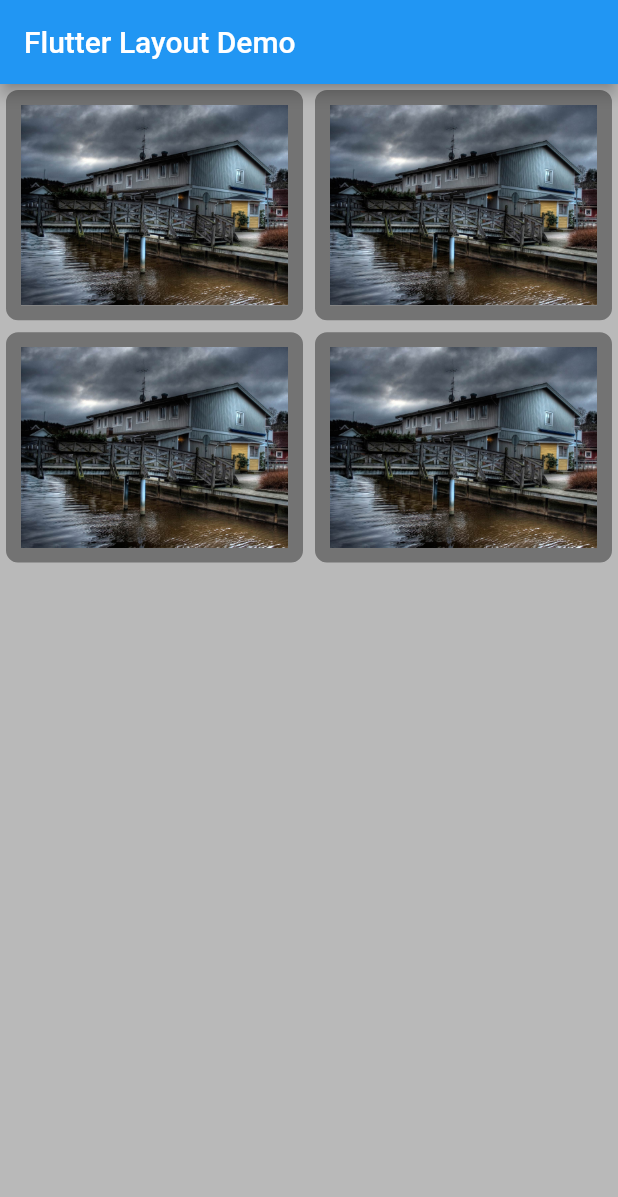
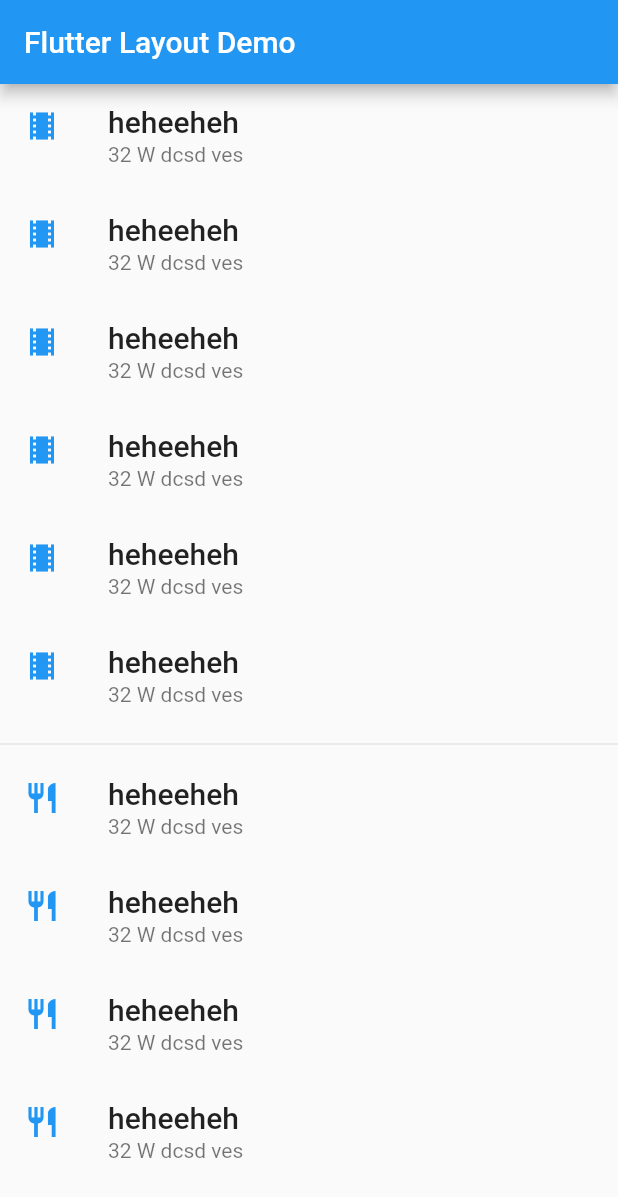
Before and after one commit to Nitinjiwnani/my_app, a Flutter app: the screen it shows after launch, on a phone screen of 412 x 824 dp. Shown: the top 1197 px of the screen. Run offline on Flutter 3.47's test engine with Material 2 defaults, Android fonts, the phone set to English and light mode, and no system bars.

Commit message:
List and grid view

```diff
--- a/lib/main.dart
+++ b/lib/main.dart
@@ -2,12 +2,14 @@ import 'package:flutter/material.dart';
 import 'package:flutter/rendering.dart' show debugPaintSizeEnabled;
 
 void main() {
-  debugPaintSizeEnabled = false; // Set to true for visual layout
+  debugPaintSizeEnabled = true; // Set to true for visual layout
   runApp(const MyApp());
 }
 
 class MyApp extends StatelessWidget {
   const MyApp({super.key});
+
+  static const showGrid = false;
 
   @override
   Widget build(BuildContext context) {
@@ -17,40 +19,52 @@ class MyApp extends StatelessWidget {
         appBar: AppBar(
           title: const Text('Flutter Layout Demo'),
         ),
-        body: Center(child: _buildImageColumn()),
+        body: Center(child: showGrid ? _buildGrid() : _buildList()),
       ),
     );
   }
 
-  Widget _buildImageColumn() {
-    return Container(
-      decoration: const BoxDecoration(
-        color: Colors.black26,
-      ),
-      child: Column(
-        children: [
-          _buildImageRow(1),
-          _buildImageRow(3),
-         ],
-        ),
+  Widget _buildGrid() => GridView.extent(
+        maxCrossAxisExtent: 150,
+        padding: const EdgeInsets.all(4),
+        mainAxisSpacing: 4,
+        crossAxisSpacing: 4,
+        children: _buildGridTileList(30),
+      );
+
+  List<Container> _buildGridTileList(int count) => List.generate(
+      count, (i) => Container(child: Image.asset('assets/images/pic$i.jpg')));
+
+  Widget _buildList() {
+    return ListView(
+      children: [
+        _tile('heheeheh', '32 W dcsd ves', Icons.theaters),
+        _tile('heheeheh', '32 W dcsd ves', Icons.theaters),
+        _tile('heheeheh', '32 W dcsd ves', Icons.theaters),
+        _tile('heheeheh', '32 W dcsd ves', Icons.theaters),
+        _tile('heheeheh', '32 W dcsd ves', Icons.theaters),
+        _tile('heheeheh', '32 W dcsd ves', Icons.theaters),
+        const Divider(),
+        _tile('heheeheh', '32 W dcsd ves', Icons.restaurant),
+        _tile('heheeheh', '32 W dcsd ves', Icons.restaurant),
+        _tile('heheeheh', '32 W dcsd ves', Icons.restaurant),
+        _tile('heheeheh', '32 W dcsd ves', Icons.restaurant),
+      ],
     );
   }
 
-  Widget _buildDecoratedImage(int imageIndex) => Expanded(
-    child: Container(
-      decoration: BoxDecoration(
-        border: Border.all(width: 10, color: Colors.black38),
-        borderRadius: const BorderRadius.all(Radius.circular(8)),
+  ListTile _tile(String title, String subtitle, IconData icon) {
+    return ListTile(
+      title: Text(title,
+          style: const TextStyle(
+            fontWeight: FontWeight.w500,
+            fontSize: 20,
+          )),
+      subtitle: Text(subtitle),
+      leading: Icon(
+        icon,
+        color: Colors.blue[500],
       ),
-      margin: const EdgeInsets.all(4),
-      child: Image.asset('assets/images/pic1.jpg'),
-    ),
-  );
-
-  Widget _buildImageRow(int imageIndex) => Row(
-    children: [
-      _buildDecoratedImage(imageIndex),
-      _buildDecoratedImage(imageIndex + 1),
-    ],
-  );
+    );
+  }
 }
```
Also changed, not shown: assets/images/pavlova.jpg (deleted).
